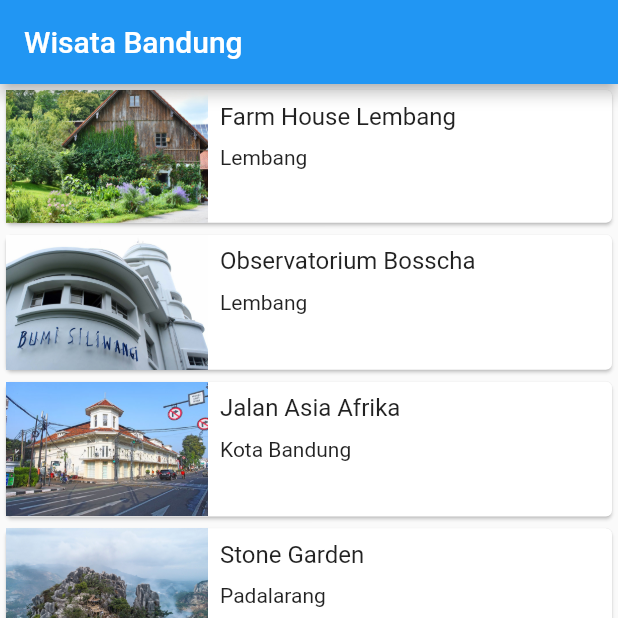
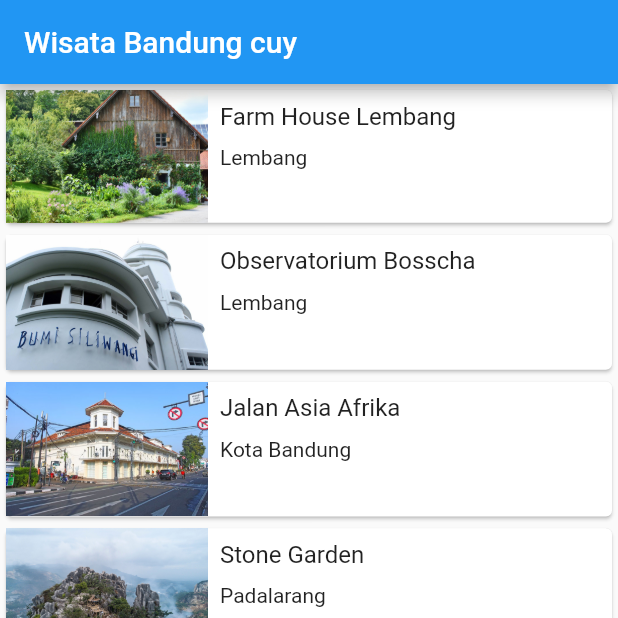
Before and after one commit to NTSpace/Aplikasi-Travel, a Flutter app: the screen it shows after launch, on a phone screen of 412 x 824 dp, the top half of it. Run offline on Flutter 3.47's test engine with Material 2 defaults, Android fonts, the light colour scheme and no system bars; our stand-ins replace google_fonts.

Commit message:
tittle changes

```diff
--- a/lib/main_screen.dart
+++ b/lib/main_screen.dart
@@ -8,7 +8,7 @@ class MainScreen extends StatelessWidget {
   Widget build(BuildContext context) {
     return Scaffold(
       appBar: AppBar(
-        title: const Text('Wisata Bandung'),
+        title: const Text('Wisata Bandung cuy'),
       ),
       body: ListView.builder(
         itemBuilder: (context, index) {
```
